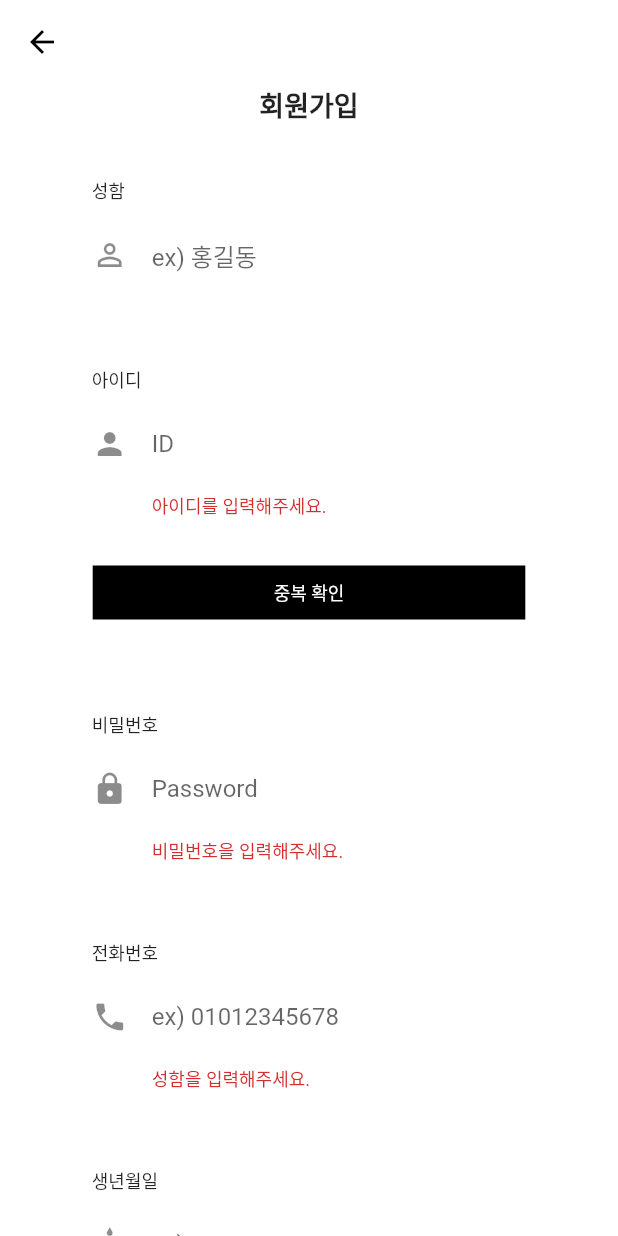
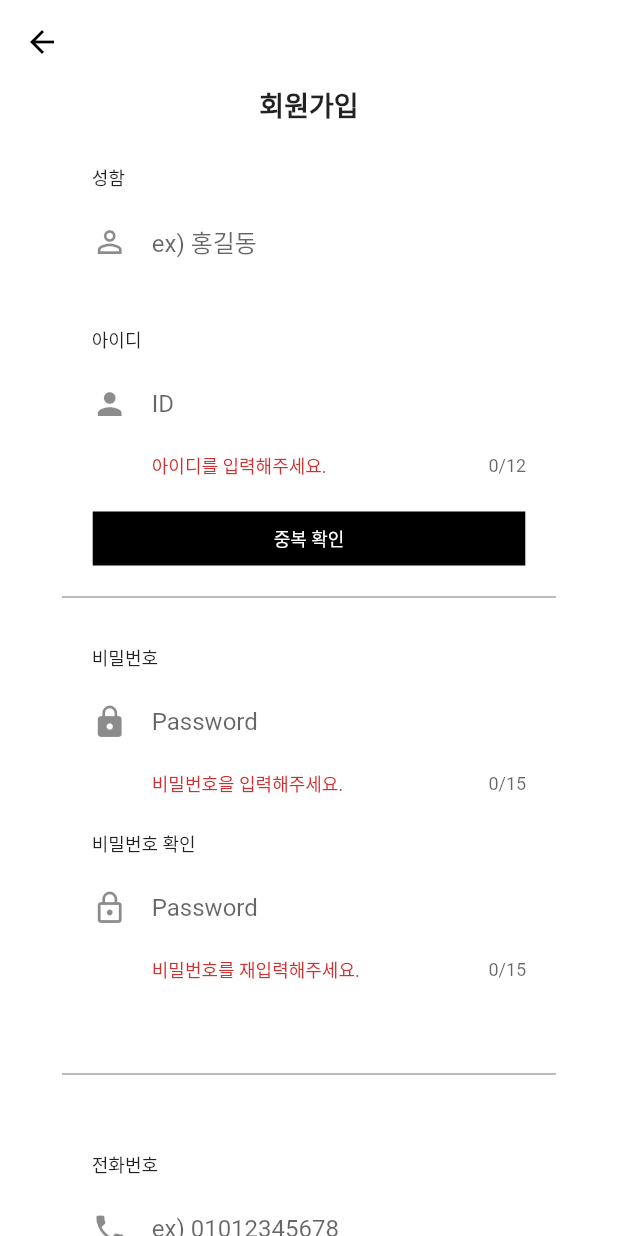
Before and after one commit to TypiDoyun/stac-offline, a Flutter app: the SignPage screen opened directly, on a phone screen of 412 x 824 dp. Run offline on Flutter 3.47's test engine with Material 2 defaults, Android fonts, the light colour scheme and no system bars; our stand-ins replace dio, get, image_picker; missing offline and left inert: flutter_naver_map.

Commit message:
Feat: 회원가입 아이디 중복 확인과 입력 조건 구현

```diff
--- a/lib/Widgets/roundedInputField.dart
+++ b/lib/Widgets/roundedInputField.dart
@@ -42,7 +42,7 @@ class TextFieldContainer extends StatelessWidget {
   Widget build(BuildContext context) {
     Size size = MediaQuery.of(context).size;
     return Container(
-      margin: const EdgeInsets.symmetric(vertical: 10),
+      margin: const EdgeInsets.symmetric(vertical: 1),
       padding: const EdgeInsets.symmetric(horizontal: 20, vertical: 5),
       width: size.width * 0.8,
       decoration: BoxDecoration(
--- a/lib/servercontroller.dart
+++ b/lib/servercontroller.dart
@@ -4,6 +4,7 @@ import 'package:http/http.dart' as http;
 
 final String serverData = '';
 final String serverUrl = 'http://192.168.2.59:3000';
+bool checkId = false;
 
 
 Future<void> sendUserInfoDataToServer(Map data) async {
@@ -20,6 +21,7 @@ Future<void> sendUserInfoDataToServer(Map data) async {
     );
     if (response.statusCode == 201) {
       print('Data sent successfully!');
+
     } else {
       print('Failed to send data. Error code: ${response.statusCode}');
     }
@@ -59,8 +61,7 @@ Future<void> checkUserId(Map data) async {
       },
     );
     if (response.statusCode == 201) {
-      dynamic data=  json.decode(response.body);
-      print("jwt token is ${data["token"]}");
+      checkId = json.decode(response.body);
     } else {
       print('Failed to send data. Error code: ${response.statusCode}');
     }
--- a/lib/userpages/signin.dart
+++ b/lib/userpages/signin.dart
@@ -1,12 +1,18 @@
 import 'package:flutter/material.dart';
+import 'package:flutter/services.dart';
 import 'package:get/get.dart';
-import 'package:intl/intl.dart';
 
 import '../Widgets/roundedInputField.dart';
 import '../servercontroller.dart';
 
 class SignPage extends StatelessWidget {
   SignPage({Key? key}) : super(key: key);
+
+  final TextEditingController userNameCont = TextEditingController();
+  final TextEditingController userIdCont = TextEditingController();
+  final TextEditingController userPasswordCont = TextEditingController();
+  final TextEditingController userPhonenumberCont = TextEditingController();
+  final TextEditingController userBirthCont = TextEditingController();
 
   final Map userInfoInput = {
     "userName": "",
@@ -20,6 +26,7 @@ class SignPage extends StatelessWidget {
 
   @override
   Widget build(BuildContext context) {
+    Size size = MediaQuery.of(context).size;
     return Scaffold(
       appBar: AppBar(
         shadowColor: Colors.white.withOpacity(0),
@@ -39,12 +46,13 @@ class SignPage extends StatelessWidget {
                   height: 10,
                 ),
                 signInputField(
+                  controller: userNameCont,
                   topText: "성함",
                   color: Colors.white,
                   hintText: "ex) 홍길동",
                   keyboardType: TextInputType.text,
                   enabled: true,
-                  onSaved: (val) {
+                  onChanged: (val) {
                     userInfoInput["userName"] = val;
                   },
                   validator: (val) {
@@ -56,26 +64,29 @@ class SignPage extends StatelessWidget {
                   height: 10,
                 ),
                 signInputField(
+                  maxLength: 12,
+                  controller: userIdCont,
                   topText: "아이디",
                   color: Colors.white,
                   hintText: "ID",
                   keyboardType: TextInputType.visiblePassword,
                   enabled: true,
-                  onSaved: (val) {
+                  onChanged: (val) {
                     userInfoInput["userId"] = val;
                   },
                   validator: (val) {
                     if (val.isEmpty) {
                       return "아이디를 입력해주세요.";
                     }
-
                     // 특수 문자나 띄어쓰기가 포함되어 있는지 검증
                     RegExp specialCharRegex =
                         RegExp(r'[!@#\$%^&*(),.?":{}|<>]');
                     if (specialCharRegex.hasMatch(val)) {
                       return "특수 문자는 입력할 수 없습니다.";
                     }
-
+                    if (checkId) return "이미 사용중인 아이디 입니다.";
+                    if (val.length < 6 && val.length > 12)
+                      return "아이디는 영문과 숫자 포함 6~12자 까지 사용 가능합니다";
                     return null; // 유효한 값인 경우 null을 반환
                   },
                   icon: Icons.person,
@@ -84,7 +95,7 @@ class SignPage extends StatelessWidget {
                   height: 10,
                 ),
                 Container(
-                  width: MediaQuery.of(context).size.width * 0.7,
+                  width: size.width * 0.7,
                   child: ElevatedButton(
                     style: ElevatedButton.styleFrom(
                       shape: const RoundedRectangleBorder(
@@ -93,7 +104,7 @@ class SignPage extends StatelessWidget {
                       shadowColor: Colors.white.withOpacity(0),
                     ),
                     onPressed: () {
-
+                      checkUserId(userInfoInput["userId"]);
                     },
                     child: Text(
                       "중복 확인",
@@ -101,47 +112,79 @@ class SignPage extends StatelessWidget {
                     ),
                   ),
                 ),
-                SizedBox(height: 30,),
+                SizedBox(
+                  height: 30,
+                  width: size.width*0.8,
+                  child: Divider(
+                    color: Colors.black.withOpacity(0.5), // 선의 색상
+                    thickness: 0.7, // 선의 두께
+                  ),
+                ),
                 signInputField(
                   topText: "비밀번호",
+                  maxLength: 15,
                   color: Colors.white,
                   hintText: "Password",
                   keyboardType: TextInputType.visiblePassword,
                   enabled: true,
-                  onSaved: (val) {
+                  obscureText: true,
+                  onChanged: (val) {
                     userInfoInput["userPassword"] = val;
                   },
                   validator: (val) {
                     if (val.isEmpty) {
                       return "비밀번호을 입력해주세요.";
                     }
-
                     // 특수 문자나 띄어쓰기가 포함되어 있는지 검증
-                    RegExp specialCharRegex =
-                        RegExp(r'[!@#\$%^&*(),.?":{}|<>]');
-                    if (specialCharRegex.hasMatch(val)) {
-                      return "특수 문자는 입력할 수 없습니다.";
+                    RegExp specialCharRegex = RegExp(r'[0-9]');
+                    if (specialCharRegex.allMatches(val).length < 3) {
+                      return "숫자 3자 이상 입력해야 합니다.";
                     }
 
                     return null; // 유효한 값인 경우 null을 반환
                   },
                   icon: Icons.lock,
                 ),
-                const SizedBox(
-                  height: 10,
+                signInputField(
+                  topText: "비밀번호 확인",
+                  maxLength: 15,
+                  color: Colors.white,
+                  hintText: "Password",
+                  keyboardType: TextInputType.visiblePassword,
+                  enabled: true,
+                  obscureText: true,
+                  validator: (val) {
+                    if (val.isEmpty) {
+                      return "비밀번호를 재입력해주세요.";
+                    }
+                    if (val != userInfoInput["userPassword"])
+                      return "비밀번호를 다시 확인해주세요.";
+                    return null; // 유효한 값인 경우 null을 반환
+                  },
+                  icon: Icons.lock_outline,
+                ),
+                Container(
+                  margin: EdgeInsets.fromLTRB(0, 30, 0, 10),
+                  height: 50,
+                  width: size.width*0.8,
+                  child: Divider(
+                    color: Colors.black.withOpacity(0.5), // 선의 색상
+                    thickness: 0.7, // 선의 두께
+                  ),
                 ),
                 signInputField(
                   topText: "전화번호",
+                  maxLength: 11,
                   color: Colors.white,
                   hintText: "ex) 01012345678",
                   keyboardType: TextInputType.number,
                   enabled: true,
-                  onSaved: (val) {
+                  onChanged: (val) {
                     userInfoInput["userPhonenumber"] = val;
                   },
                   validator: (val) {
                     if (val.isEmpty) {
-                      return "성함을 입력해주세요.";
+                      return "전화번호를 입력해주세요.";
                     }
 
                     // 특수 문자나 띄어쓰기가 포함되어 있는지 검증
@@ -164,7 +207,7 @@ class SignPage extends StatelessWidget {
                   hintText: "ex) 950106",
                   keyboardType: TextInputType.number,
                   enabled: true,
-                  onSaved: (val) {
+                  onChanged: (val) {
                     userInfoInput["userBirth"] = val;
                   },
                   validator: (val) {
@@ -179,7 +222,6 @@ class SignPage extends StatelessWidget {
                   onPressed: () {
                     final isValid = signKey.currentState!.validate();
                     if (isValid) {
-                      signKey.currentState!.save();
                       Get.back();
                     }
                     print(userInfoInput);
@@ -199,13 +241,13 @@ class SignPage extends StatelessWidget {
 signInputField({
   required String hintText,
   required TextInputType keyboardType,
-  required FormFieldSetter onSaved,
   required FormFieldValidator validator,
   required IconData icon,
   required bool enabled,
   required Color color,
   required String topText,
   TextEditingController? controller,
+  int? maxLength,
   bool obscureText = false,
   Function(String)? onChanged,
 }) {
@@ -224,8 +266,9 @@ signInputField({
         ],
       ),
       TextFormField(
+        maxLength: maxLength,
+        maxLengthEnforcement: MaxLengthEnforcement.enforced,
         controller: controller,
-        onSaved: onSaved,
         onChanged: onChanged,
         validator: validator,
         autovalidateMode: AutovalidateMode.always,
```
